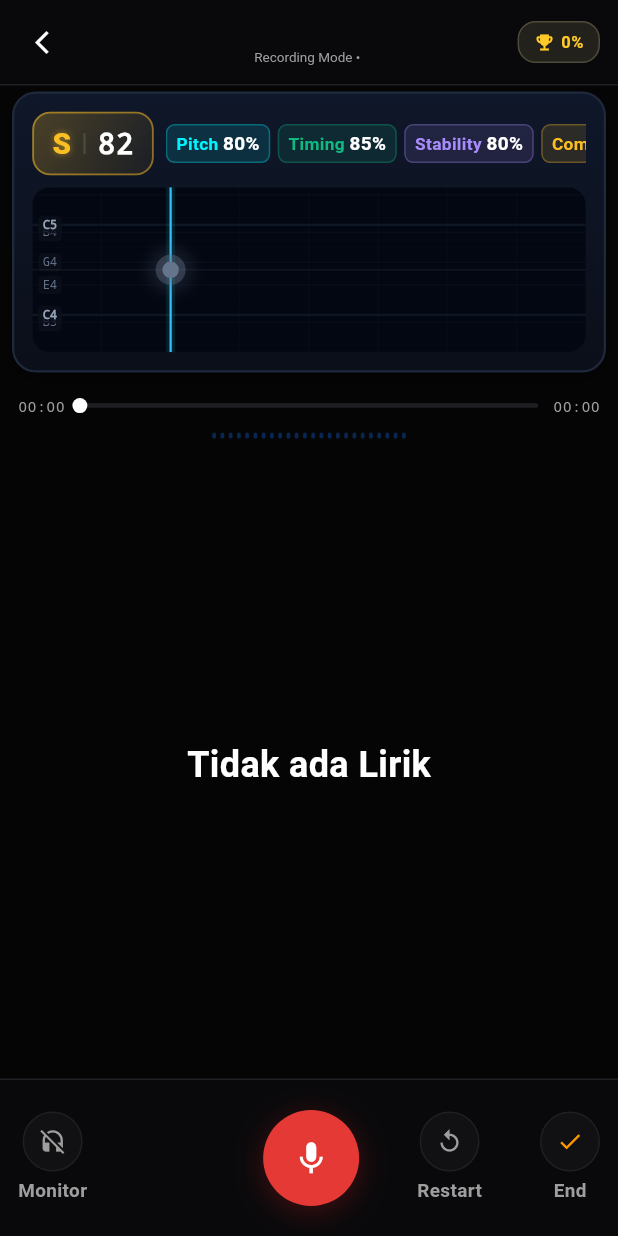
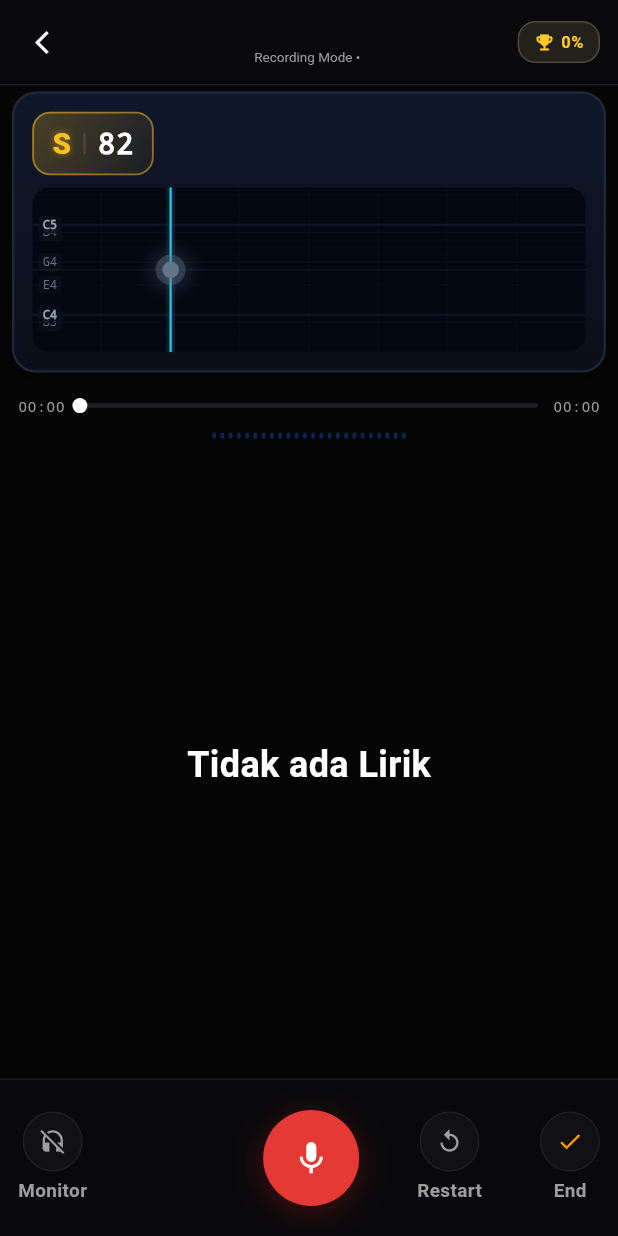
Before and after one commit to mrizal88812-rgb/wesing-flutter-client-simulator, a Flutter app: the RecordScreen screen opened directly with empty values, on a phone screen of 412 x 824 dp. Run offline on Flutter 3.47's test engine with Material 3 defaults, Android fonts, the phone set to English and light mode, and no system bars; our stand-ins replace cached_network_image, just_audio, permission_handler; missing offline and left inert: dart:html; network calls fail.

Commit message:
update branch

```diff
--- a/client_flutter/lib/features/record/record_screen.dart
+++ b/client_flutter/lib/features/record/record_screen.dart
@@ -1079,23 +1079,23 @@ debugPrint(
                 ),
               ),
               const SizedBox(width: 8),
-              // Live Formula Metrics breakdown (Pitch, Timing, Stability, Complete)
-              Expanded(
-                child: SingleChildScrollView(
-                  scrollDirection: Axis.horizontal,
-                  child: Row(
-                    children: [
-                      _buildMetricChip('Pitch', '${_scoreBreakdown.pitchAccuracy.round()}%', const Color(0xFF00F2FE)),
-                      const SizedBox(width: 5),
-                      _buildMetricChip('Timing', '${_scoreBreakdown.timingAccuracy.round()}%', const Color(0xFF10B981)),
-                      const SizedBox(width: 5),
-                      _buildMetricChip('Stability', '${_scoreBreakdown.stability.round()}%', const Color(0xFFA78BFA)),
-                      const SizedBox(width: 5),
-                      _buildMetricChip('Complete', '${_scoreBreakdown.noteCompletion.round()}%', const Color(0xFFFBBF24)),
-                    ],
-                  ),
-                ),
-              ),
+              // Live Formula Metrics breakdown (Pitch, Timing, Stability, Complete) - HIDDEN
+              // Expanded(
+              //   child: SingleChildScrollView(
+              //     scrollDirection: Axis.horizontal,
+              //     child: Row(
+              //       children: [
+              //         _buildMetricChip('Pitch', '${_scoreBreakdown.pitchAccuracy.round()}%', const Color(0xFF00F2FE)),
+              //         const SizedBox(width: 5),
+              //         _buildMetricChip('Timing', '${_scoreBreakdown.timingAccuracy.round()}%', const Color(0xFF10B981)),
+              //         const SizedBox(width: 5),
+              //         _buildMetricChip('Stability', '${_scoreBreakdown.stability.round()}%', const Color(0xFFA78BFA)),
+              //         const SizedBox(width: 5),
+              //         _buildMetricChip('Complete', '${_scoreBreakdown.noteCompletion.round()}%', const Color(0xFFFBBF24)),
+              //       ],
+              //     ),
+              //   ),
+              // ),
             ],
           ),
 
```
Also changed, not shown: 1 other file.
